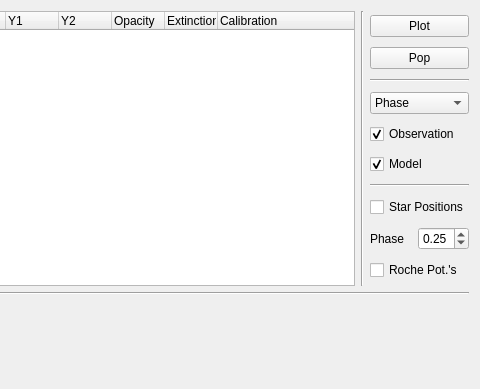
Above: resources/syntheticcurvewidget.ui from Varnani/PyWD2015 before the change; both pictures show x 430 to 910 and y 0 to 389 of the 910 by 700 pixel window. Below: the same form after it.
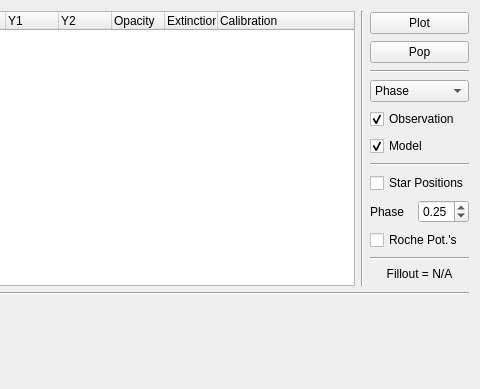
That is the form after the change.

The edit to the form file:
```diff
--- a/resources/syntheticcurvewidget.ui
+++ b/resources/syntheticcurvewidget.ui
@@ -147,6 +147,37 @@
          </property>
         </widget>
        </item>
+       <item row="11" column="0" colspan="2">
+        <widget class="QLabel" name="fillout_label">
+         <property name="enabled">
+          <bool>true</bool>
+         </property>
+         <property name="sizePolicy">
+          <sizepolicy hsizetype="Preferred" vsizetype="Fixed">
+           <horstretch>0</horstretch>
+           <verstretch>0</verstretch>
+          </sizepolicy>
+         </property>
+         <property name="toolTip">
+          <string>Compute fillout factor as defined in BinaryMaker software;
+Bradstreet, D. H. 1993, IAU Commission on Close Binary Stars, 21, 151
+Bradstreet, D. H. and Steelman, D. P. 2002, Bulletin of the American Astronomical Society, 34, 75.02  </string>
+         </property>
+         <property name="text">
+          <string>Fillout = N/A</string>
+         </property>
+         <property name="alignment">
+          <set>Qt::AlignCenter</set>
+         </property>
+        </widget>
+       </item>
+       <item row="10" column="0" colspan="2">
+        <widget class="Line" name="line_4">
+         <property name="orientation">
+          <enum>Qt::Horizontal</enum>
+         </property>
+        </widget>
+       </item>
       </layout>
      </item>
      <item row="0" column="0">
```
